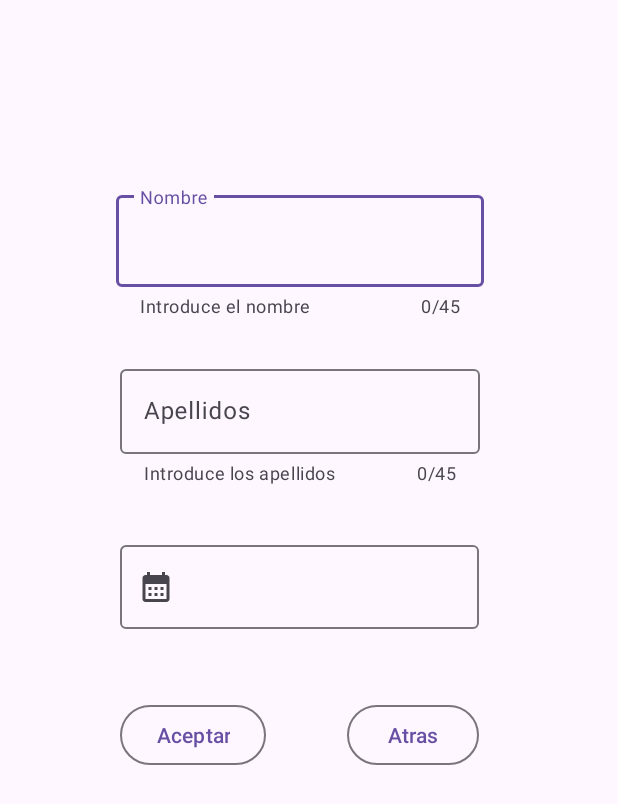
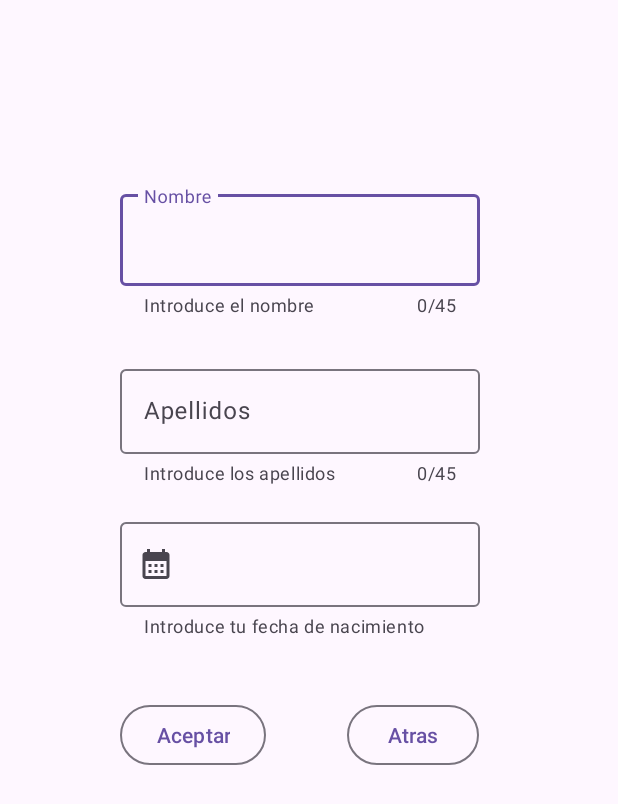
Before and after one commit to vod275/AplicacionAlarcos, an Android app: the layout activity_datos_usuario.xml on its own in the app's theme, with its tools: preview values and no code run, on a phone screen of 412 x 824 dp. Shown: the top 804 px of the screen. Run offline under Robolectric (Android 15) with nearby library versions, the phone set to English and light mode, and no system bars.

Commit message:
Mejoras_dp_y_Experimentos

```diff
--- a/ProyectoAlarcos/AplicacionAlarcos/app/src/main/res/layout/activity_datos_usuario.xml
+++ b/ProyectoAlarcos/AplicacionAlarcos/app/src/main/res/layout/activity_datos_usuario.xml
@@ -10,9 +10,9 @@
 
     <com.google.android.material.textfield.TextInputLayout
         android:id="@+id/tvNombre"
-        android:layout_width="245dp"
-        android:layout_height="91dp"
-        android:hint="Nombre"
+        android:layout_width="240dp"
+        android:layout_height="93dp"
+        android:hint="@string/nombre"
         app:counterEnabled="true"
         app:counterMaxLength="45"
         app:endIconMode="clear_text"
@@ -35,7 +35,7 @@
         android:id="@+id/tvApellidos"
         android:layout_width="240dp"
         android:layout_height="93dp"
-        android:hint="Apellidos"
+        android:hint="@string/apellidos"
         app:counterEnabled="true"
         app:counterMaxLength="45"
         app:endIconMode="clear_text"
@@ -56,17 +56,18 @@
 
     <com.google.android.material.textfield.TextInputLayout
         android:id="@+id/etFechaNacimiento"
-        android:layout_width="239dp"
-        android:layout_height="61dp"
-        android:hint="@string/fecha_de_nacimiento"
+        android:layout_width="240dp"
+        android:layout_height="93dp"
+        app:endIconMode="clear_text"
+        app:helperText="Introduce tu fecha de nacimiento"
+        app:helperTextEnabled="true"
         app:layout_constraintBottom_toBottomOf="parent"
         app:layout_constraintEnd_toEndOf="parent"
         app:layout_constraintHorizontal_bias="0.457"
         app:layout_constraintStart_toStartOf="parent"
         app:layout_constraintTop_toTopOf="parent"
         app:layout_constraintVertical_bias="0.468"
-        app:startIconDrawable="@drawable/baseline_calendar_month_24"
-        app:endIconMode="clear_text">
+        app:startIconDrawable="@drawable/baseline_calendar_month_24">
 
         <com.google.android.material.textfield.TextInputEditText
             android:id="@+id/etFechaNacimientoEditText"
@@ -80,7 +81,7 @@
         style="?attr/materialButtonOutlinedStyle"
         android:layout_width="wrap_content"
         android:layout_height="wrap_content"
-        android:text="Atras"
+        android:text="@string/atras"
         app:layout_constraintBottom_toBottomOf="parent"
         app:layout_constraintEnd_toEndOf="parent"
         app:layout_constraintHorizontal_bias="0.738"
@@ -93,7 +94,7 @@
         style="?attr/materialButtonOutlinedStyle"
         android:layout_width="wrap_content"
         android:layout_height="wrap_content"
-        android:text="Aceptar"
+        android:text="@string/aceptar"
         app:layout_constraintBottom_toBottomOf="parent"
         app:layout_constraintEnd_toEndOf="parent"
         app:layout_constraintHorizontal_bias="0.227"
--- a/ProyectoAlarcos/AplicacionAlarcos/app/src/main/res/layout/activity_imc.xml
+++ b/ProyectoAlarcos/AplicacionAlarcos/app/src/main/res/layout/activity_imc.xml
@@ -30,7 +30,7 @@
 
     <com.google.android.material.textfield.TextInputLayout
         android:id="@+id/tvPeso"
-        android:layout_width="237dp"
+        android:layout_width="243dp"
         android:layout_height="93dp"
         android:hint="Peso"
         app:endIconMode="clear_text"
--- a/ProyectoAlarcos/AplicacionAlarcos/app/src/main/res/values/colors.xml
+++ b/ProyectoAlarcos/AplicacionAlarcos/app/src/main/res/values/colors.xml
@@ -2,4 +2,5 @@
 <resources>
     <color name="black">#FF000000</color>
     <color name="white">#FFFFFFFF</color>
+    <color name="PruebaNaranja">#FF5722</color>
 </resources>
--- a/ProyectoAlarcos/AplicacionAlarcos/app/src/main/res/values/strings.xml
+++ b/ProyectoAlarcos/AplicacionAlarcos/app/src/main/res/values/strings.xml
@@ -2,4 +2,8 @@
     <string name="app_name">AplicacionAlarcos</string>
     <string name="your_web_client_id">607025074040-tj1d6c6jvkf27baj084ef3be0cqkdh84.apps.googleusercontent.com</string>
     <string name="fecha_de_nacimiento" />
+    <string name="apellidos">Apellidos</string>
+    <string name="nombre">Nombre</string>
+    <string name="atras">Atras</string>
+    <string name="aceptar">Aceptar</string>
 </resources>
```
